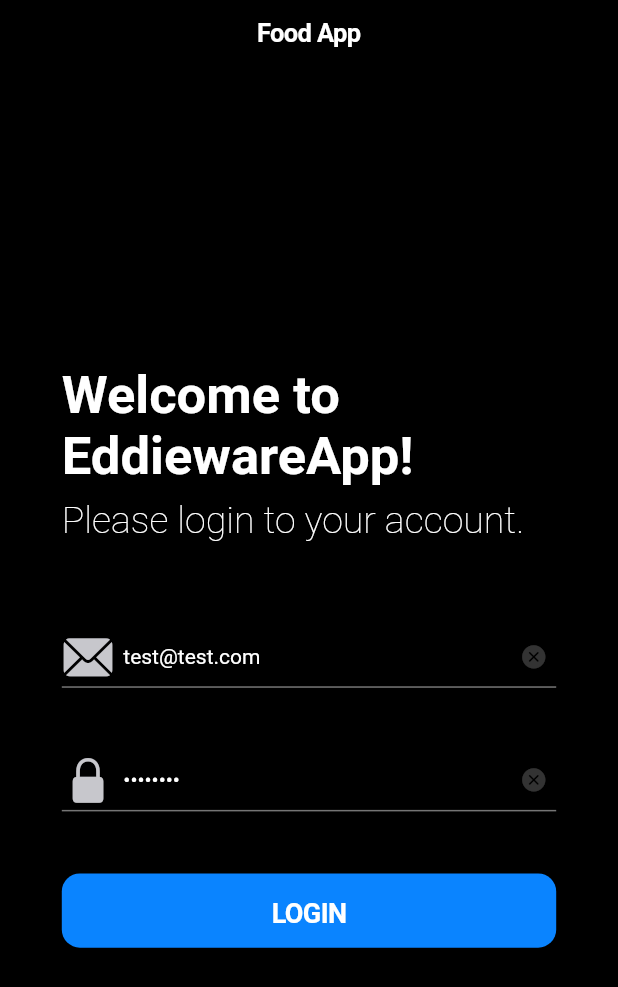
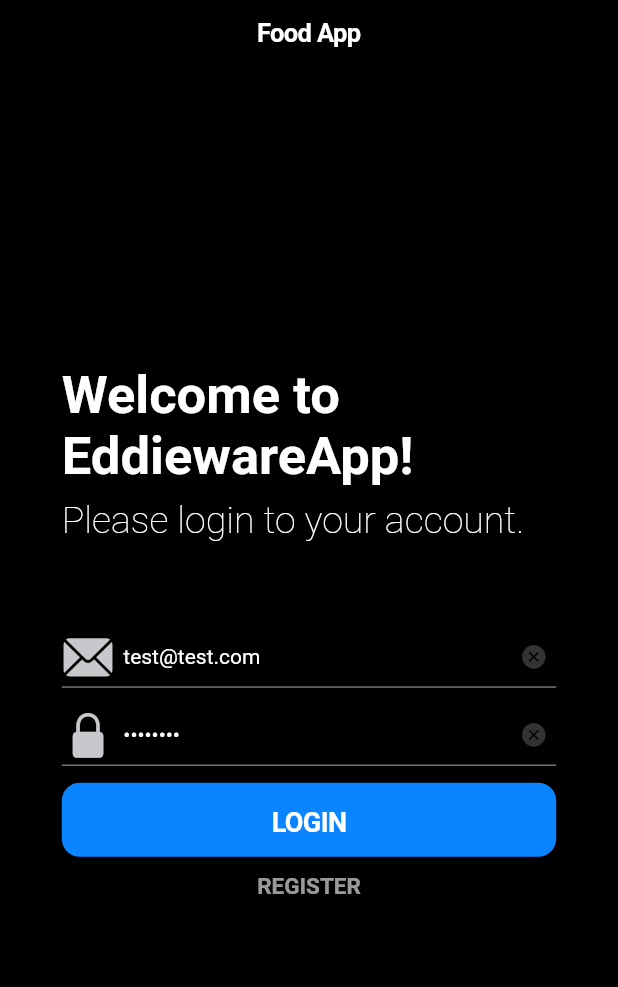
Before and after one commit to eddieware/final_project_ios_firebase, a Flutter app: the screen it shows after launch, on a phone screen of 412 x 824 dp. Shown: the top 987 px of the screen. Run offline on Flutter 3.47's test engine with Material 2 defaults, Android fonts, the phone set to English and light mode, and no system bars; our stand-ins replace firebase_auth; accounts and stored records are empty.

Commit message:
register_button

```diff
--- a/lib/pages/login_page.dart
+++ b/lib/pages/login_page.dart
@@ -120,6 +120,7 @@ class _LoginPageState extends State<LoginPage> {
             _emailTextField(),
             _passwordTextField(),
             _loginButton(),
+            _registerButton()
 
             //_passwordTextField(),
           ],
@@ -216,4 +217,22 @@ class _LoginPageState extends State<LoginPage> {
       ),
     );
   }
+
+  Widget _registerButton() {
+    return GestureDetector(
+      onTap: () {
+        //NavigationService.instance.navigateTo("register");
+      },
+      child: Container(
+        height: _altoScreen * 0.06,
+        width: _anchoScreen,
+        child: Text(
+          "REGISTER",
+          textAlign: TextAlign.center,
+          style: TextStyle(
+              fontSize: 15, fontWeight: FontWeight.w700, color: Colors.white60),
+        ),
+      ),
+    );
+  }
 }
```
